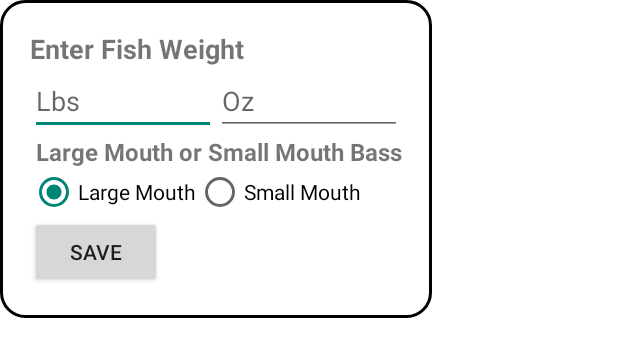
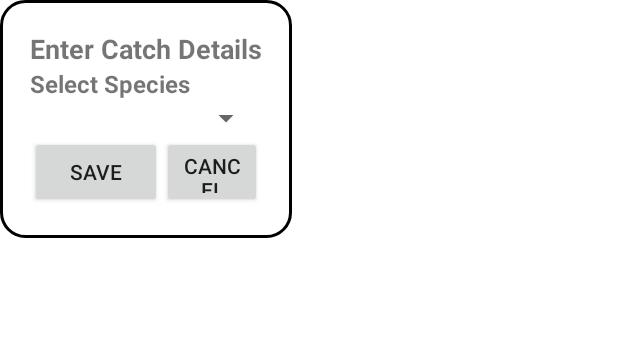
Before and after one commit to Duewy/BassAnglerTracker_Voice, an Android app built with Jetpack Compose: the layout popup_weight_entry.xml on its own in the app's theme, with its tools: preview values and no code run, on a phone screen of 412 x 824 dp. Shown: the top 357 px of the screen. Run offline under Robolectric (Android 15) with nearby library versions, the phone set to English and light mode, and no system bars.

Commit message:
changing all entry to the PopupWeightEntry

```diff
--- a/app/src/main/AndroidManifest.xml
+++ b/app/src/main/AndroidManifest.xml
@@ -30,6 +30,11 @@
         <activity android:name=".CatchEntryMetric"/>
         <activity android:name=".CatchEntryTournament"/>
 
+        <activity android:name=".PopupWeightEntry"
+            android:theme="@android:style/Theme.Translucent.NoTitleBar"/>
+
+
+
 
     </application>
 
--- a/app/src/main/java/com/bramestorm/bassanglertracker/CatchEntryInches.kt
+++ b/app/src/main/java/com/bramestorm/bassanglertracker/CatchEntryInches.kt
@@ -67,7 +67,7 @@ class CatchEntryInches : AppCompatActivity() {
                     dateTime = dateTime,
                     species = species,
                     totalWeightOz = null,
-                    totalLengthA8th = null,
+                    totalLengthA8th = totalLength8ths,
                     weightDecimalTenthKg = null,
                     lengthDecimalTenthCm = null,
                     catchType = "inches",
--- a/app/src/main/res/layout/popup_weight_entry.xml
+++ b/app/src/main/res/layout/popup_weight_entry.xml
@@ -3,29 +3,45 @@
     android:layout_width="match_parent"
     android:layout_height="match_parent">
 
-
-    <LinearLayout xmlns:android="http://schemas.android.com/apk/res/android"
+    <LinearLayout
         android:layout_width="wrap_content"
         android:layout_height="wrap_content"
         android:padding="20dp"
         android:orientation="vertical"
         android:background="@drawable/popup_background">
 
+        <!-- Popup Title -->
         <TextView
-            android:id="@+id/txtWeightTitle"
+            android:id="@+id/txtPopupTitle"
             android:layout_width="wrap_content"
             android:layout_height="wrap_content"
-            android:text="Enter Fish Weight"
+            android:text="Enter Catch Details"
             android:textSize="18sp"
             android:textStyle="bold" />
 
+        <!-- Species Spinner -->
+        <TextView
+            android:layout_width="wrap_content"
+            android:layout_height="wrap_content"
+            android:text="Select Species"
+            android:textSize="16sp"
+            android:textStyle="bold" />
+
+        <Spinner
+            android:id="@+id/spinnerSpecies"
+            android:layout_width="match_parent"
+            android:layout_height="wrap_content" />
+
+        <!-- Weight Input (Lbs/Ozs) -->
         <LinearLayout
+            android:id="@+id/layoutWeightLbsOzs"
             android:layout_width="match_parent"
             android:layout_height="wrap_content"
-            android:orientation="horizontal">
+            android:orientation="horizontal"
+            android:visibility="gone">
 
             <EditText
-                android:id="@+id/editWeightLbs"
+                android:id="@+id/edtWeightLbs"
                 android:layout_width="0dp"
                 android:layout_height="wrap_content"
                 android:layout_weight="1"
@@ -33,7 +49,7 @@
                 android:inputType="number" />
 
             <EditText
-                android:id="@+id/editWeightOz"
+                android:id="@+id/edtWeightOz"
                 android:layout_width="0dp"
                 android:layout_height="wrap_content"
                 android:layout_weight="1"
@@ -41,41 +57,51 @@
                 android:inputType="number" />
         </LinearLayout>
 
-        <!-- Select Bass Type -->
-        <TextView
-            android:layout_width="wrap_content"
-            android:layout_height="wrap_content"
-            android:text=" Large Mouth or Small Mouth Bass"
-            android:textSize="16sp"
-            android:textStyle="bold" />
-
-        <RadioGroup
-            android:id="@+id/radioGroupBassType"
+        <!-- Weight Input (Kgs) -->
+        <EditText
+            android:id="@+id/edtWeightKgs"
             android:layout_width="match_parent"
             android:layout_height="wrap_content"
-            android:orientation="horizontal">
+            android:hint="Weight in Kgs"
+            android:inputType="numberDecimal"
+            android:visibility="gone" />
 
-            <RadioButton
-                android:id="@+id/radioLargeMouth"
+        <!-- Length Input (Inches) -->
+        <EditText
+            android:id="@+id/edtLengthInches"
+            android:layout_width="match_parent"
+            android:layout_height="wrap_content"
+            android:hint="Length in Inches"
+            android:inputType="number"
+            android:visibility="gone" />
+
+        <!-- Length Input (CM) -->
+        <EditText
+            android:id="@+id/edtLengthCM"
+            android:layout_width="match_parent"
+            android:layout_height="wrap_content"
+            android:hint="Length in CM"
+            android:inputType="numberDecimal"
+            android:visibility="gone" />
+
+        <!-- Save and Cancel Buttons -->
+        <LinearLayout
+            android:layout_width="match_parent"
+            android:layout_height="wrap_content"
+            android:orientation="horizontal"
+            android:gravity="center">
+
+            <Button
+                android:id="@+id/btnSaveWeight"
                 android:layout_width="wrap_content"
                 android:layout_height="wrap_content"
-                android:text="Large Mouth"
-                android:checked="true" />
+                android:text="Save" />
 
-            <RadioButton
-                android:id="@+id/radioSmallMouth"
+            <Button
+                android:id="@+id/btnCancel"
                 android:layout_width="wrap_content"
                 android:layout_height="wrap_content"
-                android:text="Small Mouth" />
-        </RadioGroup>
-
-        <Button
-            android:id="@+id/btnSaveWeight"
-            android:layout_width="wrap_content"
-            android:layout_height="wrap_content"
-            android:text="Save" />
-
+                android:text="Cancel" />
+        </LinearLayout>
     </LinearLayout>
-
-
 </androidx.constraintlayout.widget.ConstraintLayout>
```
Also changed, not shown: app/src/main/java/com/bramestorm/bassanglertracker/CatchEntryTournament.kt (+69 -12 lines), app/src/main/java/com/bramestorm/bassanglertracker/PopupWeightEntry.kt (+102 -34 lines), app/src/main/java/com/bramestorm/bassanglertracker/SetUpActivity.kt (+10 -2 lines), app/src/main/res/layout/activity_catch_entry_inches.xml (+9 -11 lines).
